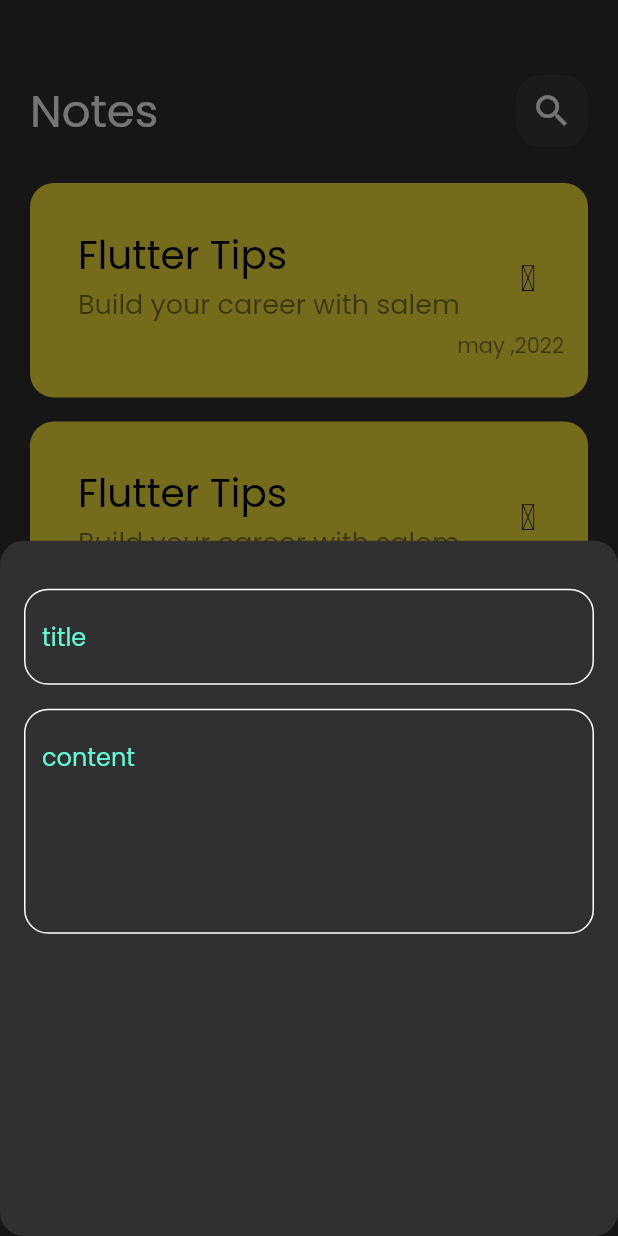
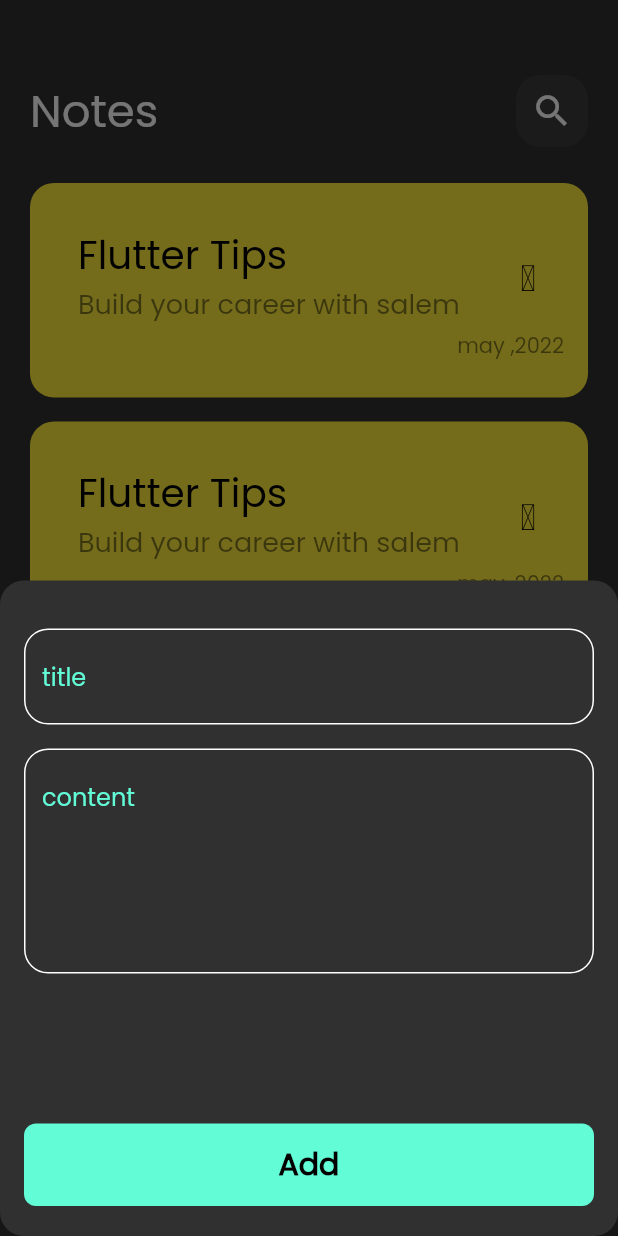
Before and after one commit to Mostafa13elkomy/Notes-App, a Flutter app: the screen it shows after launch, after a tap on the "add" icon, on a phone screen of 412 x 824 dp. Run offline on Flutter 3.47's test engine with Material 2 defaults, Android fonts, the phone set to English and light mode, and no system bars; missing offline and left inert: awesome_icons.

Commit message:
create edit note view

```diff
--- a/lib/views/widgets/add_note_button-sheet.dart
+++ b/lib/views/widgets/add_note_button-sheet.dart
@@ -1,4 +1,6 @@
 import 'package:flutter/material.dart';
+import 'package:todo/consts.dart';
+import 'custom_add_button.dart';
 import 'cutom_text_feild.dart';
 
 class AddNoteButtonSheet extends StatelessWidget {
@@ -8,6 +10,7 @@ class AddNoteButtonSheet extends StatelessWidget {
   Widget build(BuildContext context) {
     return Padding(
       padding: const EdgeInsets.symmetric(horizontal: 16),
+      child: SingleChildScrollView(
         child: Column(
           children: const [
             SizedBox(
@@ -17,12 +20,19 @@ class AddNoteButtonSheet extends StatelessWidget {
               hint: 'title',
             ),
             SizedBox(
-            height: 16,),
+              height: 16,
+            ),
             CutomTextField(
               hint: 'content',
               maxLines: 5,
-        )
+            ),
+            SizedBox(
+              height: 100,),
+            CustomAddButton(),
+            SizedBox(
+              height: 20,)
           ],
+        ),
       ),
     );
   }
--- /dev/null
+++ b/lib/views/widgets/custom_add_button.dart
@@ -0,0 +1,27 @@
+import 'package:flutter/material.dart';
+
+import '../../consts.dart';
+
+class CustomAddButton extends StatelessWidget {
+  const CustomAddButton({super.key});
+
+  @override
+  Widget build(BuildContext context) {
+    return Container(
+      width: MediaQuery.of(context).size.width,
+      height: 55,
+      decoration: BoxDecoration(
+          color: KPrimaryColor,
+            borderRadius: BorderRadius.circular(8)),
+      child: const Center(
+          child: Text(
+        'Add',
+        style: TextStyle(
+          color: Colors.black,
+          fontSize: 20,
+          fontWeight: FontWeight.bold),
+      )
+      ),
+    );
+  }
+}
--- a/lib/views/widgets/note_item.dart
+++ b/lib/views/widgets/note_item.dart
@@ -1,13 +1,22 @@
 import 'package:awesome_icons/awesome_icons.dart';
 import 'package:flutter/material.dart';
+import 'package:todo/views/edit_note_view.dart';
 
 class NoteItem extends StatelessWidget {
   const NoteItem({super.key});
 
   @override
   Widget build(BuildContext context) {
-    return Container(
-      padding:const EdgeInsets.only(top: 24, bottom: 24, left: 16),
+    return GestureDetector(
+      onTap: () {
+        Navigator.push(context, MaterialPageRoute(
+          builder: (context) {
+            return const EditNoteView();
+          },
+        ));
+      },
+      child: Container(
+        padding: const EdgeInsets.only(top: 24, bottom: 24, left: 16),
         decoration: BoxDecoration(
           color: Colors.yellow,
           borderRadius: BorderRadius.circular(16),
@@ -22,8 +31,8 @@ class NoteItem extends StatelessWidget {
               ),
               subtitle: Text(
                 'Build your career with salem',
-              style:
-                  TextStyle(color: Colors.black.withOpacity(.5), fontSize: 18),
+                style: TextStyle(
+                    color: Colors.black.withOpacity(.5), fontSize: 18),
               ),
               trailing: IconButton(
                 onPressed: () {},
@@ -41,6 +50,7 @@ class NoteItem extends StatelessWidget {
             )
           ],
         ),
+      ),
     );
   }
 }
```
Also changed, not shown: lib/views/edit_note_view.dart (added, +13 -0 lines), lib/views/widgets/edit_note_view_body.dart (added, +10 -0 lines). Lines whose indentation alone changed are shown as unchanged.
